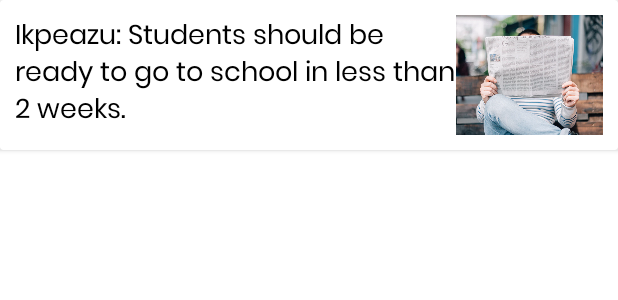
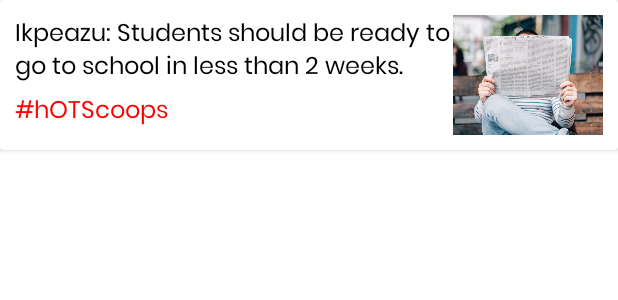
Before and after one commit to ronaldkelechi11/Cs-chat.2, an Android app: the layout custom_news_item.xml on its own in the app's theme, with its tools: preview values and no code run, on a phone screen of 412 x 824 dp. Shown: the top 300 px of the screen. Run offline under Robolectric (Android 15) with nearby library versions, the phone set to English and light mode, and no system bars.

```diff
--- a/app/src/main/AndroidManifest.xml
+++ b/app/src/main/AndroidManifest.xml
@@ -9,6 +9,9 @@
         android:roundIcon="@mipmap/ic_launcher_round"
         android:supportsRtl="true"
         android:theme="@style/Theme.Cschat">
+        <activity
+            android:name=".Notes"
+            android:exported="false" />
         <activity
             android:name=".Browser"
             android:exported="false" />
--- a/app/src/main/java/com/bms/cschat/Browser.java
+++ b/app/src/main/java/com/bms/cschat/Browser.java
@@ -42,7 +42,8 @@ public class Browser extends AppCompatActivity {
 
         webView.setWebViewClient(new MyWebViewClient());
         //Set the default Homepage here
-        //webView.loadUrl("www. .com");
+        //Default Homepage is a site hosted with GitHub
+        webView.loadUrl("https://ronaldkelechi11.github.io/CS-chat-Browser-Homepage/");
 
         browserSearch.setOnEditorActionListener(new TextView.OnEditorActionListener() {
             @Override
--- a/app/src/main/res/layout/activity_browser.xml
+++ b/app/src/main/res/layout/activity_browser.xml
@@ -20,9 +20,10 @@
 
         <EditText
             android:id="@+id/browser_search"
-            android:layout_width="345dp"
+            android:layout_width="match_parent"
             android:layout_height="43dp"
             android:layout_gravity="center"
+            android:layout_marginHorizontal="10dp"
             android:background="@drawable/box_grey"
             android:fontFamily="@font/poppins"
             android:hint="Search..."
@@ -33,7 +34,7 @@
             android:textColorHint="@color/grey"
             android:textSize="18sp"
             android:paddingTop="1dp"
-            android:drawableStart="@drawable/search"
+            android:drawableStart="@drawable/google_img"
             android:gravity="center"
             android:paddingLeft="10dp"
             android:selectAllOnFocus="true"
--- a/app/src/main/res/layout/custom_news_item.xml
+++ b/app/src/main/res/layout/custom_news_item.xml
@@ -1,37 +1,59 @@
 <?xml version="1.0" encoding="utf-8"?>
 <androidx.cardview.widget.CardView xmlns:android="http://schemas.android.com/apk/res/android"
+    xmlns:app="http://schemas.android.com/apk/res-auto"
+    xmlns:tools="http://schemas.android.com/tools"
     android:layout_width="match_parent"
     android:background="@android:color/transparent"
     android:layout_height="100dp"
-    android:elevation="0dp"
+    android:elevation="10dp"
     >
-    <LinearLayout
+    <androidx.constraintlayout.widget.ConstraintLayout
         android:layout_width="match_parent"
         android:layout_height="match_parent"
         android:padding="10dp"
         android:orientation="horizontal"
         android:weightSum="4"
         >
+
         <TextView
             android:id="@+id/newsContent"
             android:layout_width="0dp"
-           android:layout_height="match_parent"
+            android:layout_height="wrap_content"
+            android:layout_gravity="center_vertical"
             android:layout_weight="3"
+            android:fontFamily="@font/poppins"
             android:text="Ikpeazu: Students should be ready to go to school in less than 2 weeks."
             android:textColor="@color/black"
-           android:textSize="18sp"
+            android:textSize="16sp"
+            app:layout_constraintEnd_toStartOf="@+id/newsImage"
+            app:layout_constraintStart_toStartOf="parent"
+            app:layout_constraintTop_toTopOf="parent" />
+
+        <TextView
+            android:id="@+id/byLine"
+            android:layout_width="0dp"
+            android:layout_height="wrap_content"
+            android:layout_gravity="center_vertical"
+            android:layout_weight="3"
             android:fontFamily="@font/poppins"
-           android:layout_gravity="center_vertical"
-           />
+            android:text="#hOTScoops"
+            android:textColor="@color/red"
+            android:textSize="16sp"
+            app:layout_constraintBottom_toBottomOf="parent"
+            app:layout_constraintStart_toStartOf="parent"
+            app:layout_constraintTop_toBottomOf="@+id/newsContent" />
 
         <ImageView
             android:id="@+id/newsImage"
-            android:layout_width="0dp"
+            android:layout_width="100dp"
             android:layout_height="match_parent"
-            android:layout_weight="1"
             android:scaleType="centerCrop"
-            android:src="@drawable/news" />
-    </LinearLayout>
+            android:src="@drawable/news"
+            app:layout_constraintBottom_toBottomOf="parent"
+            app:layout_constraintEnd_toEndOf="parent"
+            app:layout_constraintStart_toEndOf="@+id/newsContent"
+            app:layout_constraintTop_toTopOf="parent"  />
+    </androidx.constraintlayout.widget.ConstraintLayout>
 
 
 </androidx.cardview.widget.CardView>
--- /dev/null
+++ b/app/src/main/res/layout/custom_notes_item.xml
@@ -0,0 +1,6 @@
+<?xml version="1.0" encoding="utf-8"?>
+<androidx.constraintlayout.widget.ConstraintLayout xmlns:android="http://schemas.android.com/apk/res/android"
+    android:layout_width="match_parent"
+    android:layout_height="match_parent">
+
+</androidx.constraintlayout.widget.ConstraintLayout>
```
Also changed, not shown: app/src/main/java/com/bms/cschat/Notes.java (added, +14 -0 lines), app/src/main/java/com/bms/cschat/classes/User.java (+15 -11 lines), app/src/main/res/layout/activity_notes.xml (added, +62 -0 lines), app/src/main/res/drawable/add.png (added), app/src/main/res/drawable/google_img.png (added). Lines whose indentation alone changed are shown as unchanged.
